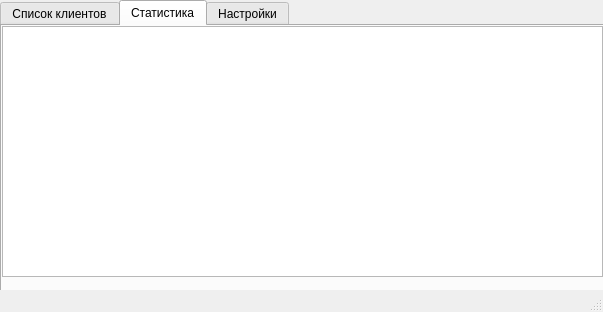
Above: lesson-05/server/views/server_gui.ui from KTo1/qt-with-db before the change. Below: the same form after it.
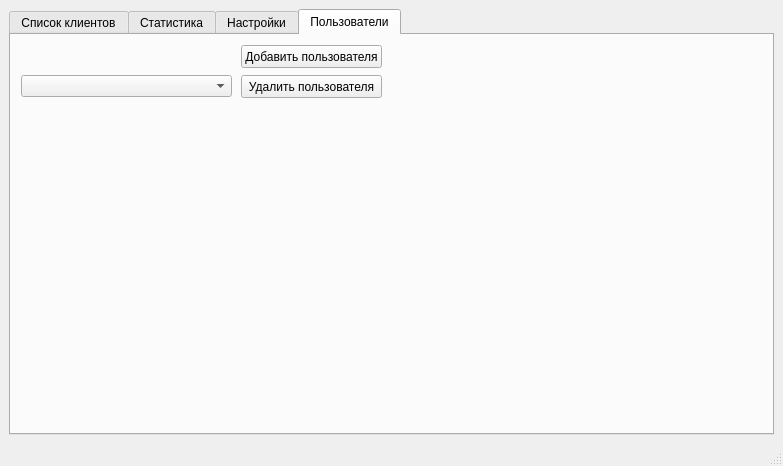
That is the form after the change.

Commit message: Форма для добавления/удаления пользователей

The edit to the form file:
```diff
--- a/lesson-05/server/views/server_gui.ui
+++ b/lesson-05/server/views/server_gui.ui
@@ -6,25 +6,19 @@
    <rect>
     <x>0</x>
     <y>0</y>
-    <width>603</width>
-    <height>312</height>
+    <width>783</width>
+    <height>466</height>
    </rect>
   </property>
   <property name="windowTitle">
    <string>Monsterchat server</string>
   </property>
   <widget class="QWidget" name="centralwidget">
+   <layout class="QGridLayout" name="gridLayout">
+    <item row="0" column="0">
    <widget class="QTabWidget" name="tabWidget">
-    <property name="geometry">
-     <rect>
-      <x>0</x>
-      <y>0</y>
-      <width>661</width>
-      <height>301</height>
-     </rect>
-    </property>
     <property name="currentIndex">
-     <number>1</number>
+       <number>3</number>
     </property>
     <widget class="QWidget" name="liat">
      <attribute name="title">
@@ -45,16 +39,11 @@
      <attribute name="title">
       <string>Статистика</string>
      </attribute>
-     <widget class="QTableView" name="table_users_stat">
-      <property name="geometry">
-       <rect>
-        <x>0</x>
-        <y>0</y>
-        <width>601</width>
-        <height>251</height>
-       </rect>
-      </property>
-     </widget>
+       <layout class="QGridLayout" name="gridLayout_3">
+        <item row="0" column="0">
+         <widget class="QTableView" name="table_users_stat"/>
+        </item>
+       </layout>
     </widget>
     <widget class="QWidget" name="options">
      <attribute name="title">
@@ -166,7 +155,50 @@
       </property>
      </widget>
     </widget>
-   </widget>
+      <widget class="QWidget" name="Users">
+       <attribute name="title">
+        <string>Пользователи</string>
+       </attribute>
+       <widget class="QPushButton" name="pushButton_add_user">
+        <property name="geometry">
+         <rect>
+          <x>230</x>
+          <y>10</y>
+          <width>141</width>
+          <height>23</height>
+         </rect>
+        </property>
+        <property name="text">
+         <string>Добавить пользователя</string>
+        </property>
+       </widget>
+       <widget class="QPushButton" name="pushButton_del_user">
+        <property name="geometry">
+         <rect>
+          <x>230</x>
+          <y>40</y>
+          <width>141</width>
+          <height>23</height>
+         </rect>
+        </property>
+        <property name="text">
+         <string>Удалить пользователя</string>
+        </property>
+       </widget>
+       <widget class="QComboBox" name="comboBox_users">
+        <property name="geometry">
+         <rect>
+          <x>10</x>
+          <y>40</y>
+          <width>211</width>
+          <height>22</height>
+         </rect>
+        </property>
+       </widget>
+      </widget>
+     </widget>
+    </item>
+   </layout>
   </widget>
   <widget class="QMenuBar" name="menubar">
    <property name="geometry">
```
Left out of the diff: 17 changed lines with no effect on the pictures. Lines whose indentation alone changed are shown as unchanged.
